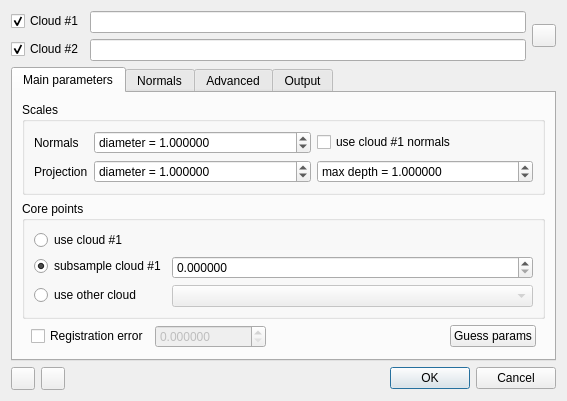
First picture: the form in plugins/qM3C2/qM3C2Dialog.ui, repository CloudCompare/CloudCompare, before the edit.
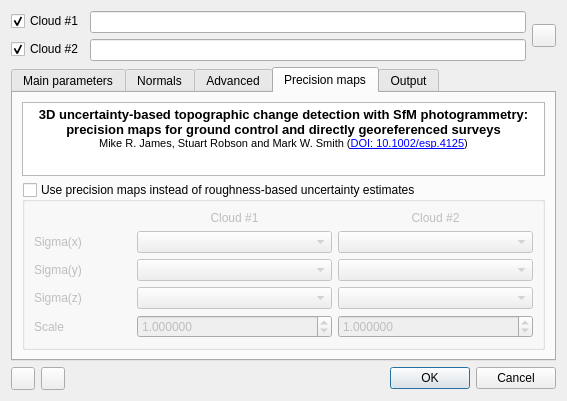
Second picture: the form after the edit. The open tabs and pages were chosen to show the change. Icons and pictures are not drawn.

Commit message: "Precision Maps" option added to M3C2 (as described in "3D uncertainty-based topographic change detection with SfM photogrammetry: precision maps for ground control and directly georeferenced surveys" by James et al.)

The edit to the form file:
```diff
--- a/plugins/qM3C2/qM3C2Dialog.ui
+++ b/plugins/qM3C2/qM3C2Dialog.ui
@@ -717,6 +717,159 @@
        </item>
       </layout>
      </widget>
+     <widget class="QWidget" name="tab">
+      <attribute name="title">
+       <string>Precision maps</string>
+      </attribute>
+      <layout class="QVBoxLayout" name="verticalLayout_8">
+       <item>
+        <widget class="QTextBrowser" name="m3c2PMTextBrowser">
+         <property name="sizePolicy">
+          <sizepolicy hsizetype="Expanding" vsizetype="Maximum">
+           <horstretch>0</horstretch>
+           <verstretch>0</verstretch>
+          </sizepolicy>
+         </property>
+         <property name="html">
+          <string>&lt;!DOCTYPE HTML PUBLIC &quot;-//W3C//DTD HTML 4.0//EN&quot; &quot;http://www.w3.org/TR/REC-html40/strict.dtd&quot;&gt;
+&lt;html&gt;&lt;head&gt;&lt;meta name=&quot;qrichtext&quot; content=&quot;1&quot; /&gt;&lt;style type=&quot;text/css&quot;&gt;
+p, li { white-space: pre-wrap; }
+&lt;/style&gt;&lt;/head&gt;&lt;body style=&quot; font-family:'MS Shell Dlg 2'; font-size:8.25pt; font-weight:400; font-style:normal;&quot;&gt;
+&lt;p align=&quot;center&quot; style=&quot; margin-top:0px; margin-bottom:0px; margin-left:0px; margin-right:0px; -qt-block-indent:0; text-indent:0px;&quot;&gt;&lt;span style=&quot; font-size:10pt; font-weight:600;&quot;&gt;3D uncertainty-based topographic change detection with SfM photogrammetry: precision maps for ground control and directly georeferenced surveys&lt;/span&gt;&lt;/p&gt;
+&lt;p align=&quot;center&quot; style=&quot; margin-top:0px; margin-bottom:0px; margin-left:0px; margin-right:0px; -qt-block-indent:0; text-indent:0px;&quot;&gt;&lt;span style=&quot; font-size:8pt;&quot;&gt;Mike R. James, Stuart Robson and Mark W. Smith (&lt;/span&gt;&lt;a href=&quot;http://onlinelibrary.wiley.com/doi/10.1002/esp.4125/abstract&quot;&gt;&lt;span style=&quot; font-size:8pt; text-decoration: underline; color:#0000ff;&quot;&gt;DOI: 10.1002/esp.4125&lt;/span&gt;&lt;/a&gt;&lt;span style=&quot; font-size:8pt;&quot;&gt;)&lt;/span&gt;&lt;/p&gt;&lt;/body&gt;&lt;/html&gt;</string>
+         </property>
+         <property name="openExternalLinks">
+          <bool>true</bool>
+         </property>
+        </widget>
+       </item>
+       <item>
+        <widget class="QGroupBox" name="precisionMapsGroupBox">
+         <property name="sizePolicy">
+          <sizepolicy hsizetype="Preferred" vsizetype="Expanding">
+           <horstretch>0</horstretch>
+           <verstretch>0</verstretch>
+          </sizepolicy>
+         </property>
+         <property name="title">
+          <string>Use precision maps instead of roughness-based uncertainty estimates</string>
+         </property>
+         <property name="checkable">
+          <bool>true</bool>
+         </property>
+         <property name="checked">
+          <bool>false</bool>
+         </property>
+         <layout class="QGridLayout" name="gridLayout_2" columnstretch="1,2,2">
+          <item row="0" column="2">
+           <widget class="QLabel" name="label_6">
+            <property name="text">
+             <string>Cloud #2</string>
+            </property>
+            <property name="alignment">
+             <set>Qt::AlignCenter</set>
+            </property>
+           </widget>
+          </item>
+          <item row="0" column="1">
+           <widget class="QLabel" name="label_4">
+            <property name="text">
+             <string>Cloud #1</string>
+            </property>
+            <property name="alignment">
+             <set>Qt::AlignCenter</set>
+            </property>
+           </widget>
+          </item>
+          <item row="2" column="0">
+           <widget class="QLabel" name="label_8">
+            <property name="text">
+             <string>Sigma(y)</string>
+            </property>
+           </widget>
+          </item>
+          <item row="1" column="2">
+           <widget class="QComboBox" name="c2SxComboBox"/>
+          </item>
+          <item row="2" column="1">
+           <widget class="QComboBox" name="c1SyComboBox"/>
+          </item>
+          <item row="1" column="1">
+           <widget class="QComboBox" name="c1SxComboBox"/>
+          </item>
+          <item row="1" column="0">
+           <widget class="QLabel" name="label_7">
+            <property name="text">
+             <string>Sigma(x)</string>
+            </property>
+           </widget>
+          </item>
+          <item row="2" column="2">
+           <widget class="QComboBox" name="c2SyComboBox"/>
+          </item>
+          <item row="3" column="1">
+           <widget class="QComboBox" name="c1SzComboBox"/>
+          </item>
+          <item row="3" column="0">
+           <widget class="QLabel" name="label_9">
+            <property name="text">
+             <string>Sigma(z)</string>
+            </property>
+           </widget>
+          </item>
+          <item row="3" column="2">
+           <widget class="QComboBox" name="c2SzComboBox"/>
+          </item>
+          <item row="4" column="0">
+           <widget class="QLabel" name="label_10">
+            <property name="text">
+             <string>Scale</string>
+            </property>
+           </widget>
+          </item>
+          <item row="4" column="1">
+           <widget class="QDoubleSpinBox" name="pm1ScaleDoubleSpinBox">
+            <property name="toolTip">
+             <string>From SF units to cloud units</string>
+            </property>
+            <property name="decimals">
+             <number>6</number>
+            </property>
+            <property name="minimum">
+             <double>0.000001000000000</double>
+            </property>
+            <property name="maximum">
+             <double>1000000.000000000000000</double>
+            </property>
+            <property name="value">
+             <double>1.000000000000000</double>
+            </property>
+           </widget>
+          </item>
+          <item row="4" column="2">
+           <widget class="QDoubleSpinBox" name="pm2ScaleDoubleSpinBox">
+            <property name="toolTip">
+             <string>From SF units to cloud units</string>
+            </property>
+            <property name="decimals">
+             <number>6</number>
+            </property>
+            <property name="minimum">
+             <double>0.000001000000000</double>
+            </property>
+            <property name="maximum">
+             <double>1000000.000000000000000</double>
+            </property>
+            <property name="value">
+             <double>1.000000000000000</double>
+            </property>
+           </widget>
+          </item>
+         </layout>
+        </widget>
+       </item>
+      </layout>
+     </widget>
      <widget class="QWidget" name="output">
       <attribute name="title">
        <string>Output</string>
```
Left out of the diff: 26 changed lines with no effect on the pictures. The commit also changes 5 other files.
